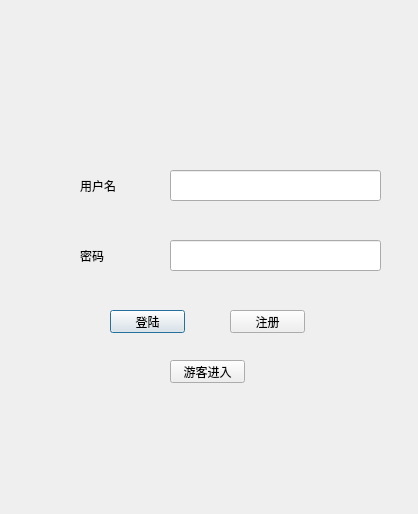
Before: the Qt Designer form login.ui in Dansheng/FlightSystem, drawn with Qt 5.
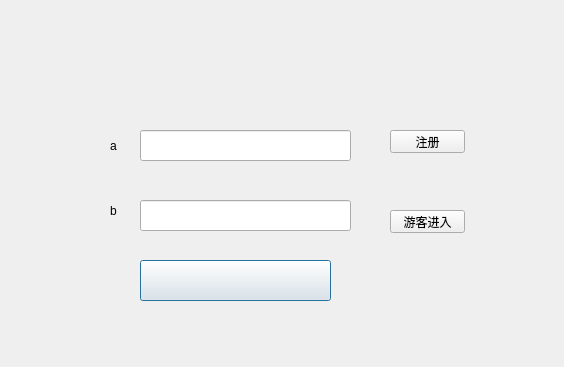
After: the same form once the commit is applied. Icons and pictures are not drawn.

Commit message: beauty login

```diff
--- a/login.ui
+++ b/login.ui
@@ -6,8 +6,8 @@
    <rect>
     <x>0</x>
     <y>0</y>
-    <width>418</width>
-    <height>514</height>
+    <width>564</width>
+    <height>367</height>
    </rect>
   </property>
   <property name="windowTitle">
@@ -16,67 +16,76 @@
   <widget class="QLineEdit" name="UserName_Edit">
    <property name="geometry">
     <rect>
-     <x>170</x>
-     <y>170</y>
+     <x>140</x>
+     <y>130</y>
      <width>211</width>
      <height>31</height>
     </rect>
    </property>
   </widget>
   <widget class="QLineEdit" name="PassWord_Edit">
+   <property name="enabled">
+    <bool>true</bool>
+   </property>
    <property name="geometry">
     <rect>
-     <x>170</x>
-     <y>240</y>
+     <x>140</x>
+     <y>200</y>
      <width>211</width>
      <height>31</height>
     </rect>
    </property>
+   <property name="styleSheet">
+    <string notr="true"/>
+   </property>
   </widget>
   <widget class="QLabel" name="UserName_Label">
    <property name="geometry">
     <rect>
-     <x>80</x>
-     <y>180</y>
-     <width>54</width>
-     <height>12</height>
+     <x>110</x>
+     <y>130</y>
+     <width>31</width>
+     <height>31</height>
     </rect>
    </property>
    <property name="text">
-    <string>用户名</string>
+    <string>a</string>
    </property>
   </widget>
   <widget class="QLabel" name="PassWord_Label">
    <property name="geometry">
     <rect>
-     <x>80</x>
-     <y>250</y>
-     <width>54</width>
-     <height>12</height>
+     <x>110</x>
+     <y>200</y>
+     <width>21</width>
+     <height>21</height>
     </rect>
    </property>
    <property name="text">
-    <string>密码</string>
+    <string>b</string>
    </property>
   </widget>
   <widget class="QPushButton" name="Login_Button">
    <property name="geometry">
     <rect>
-     <x>110</x>
-     <y>310</y>
-     <width>75</width>
-     <height>23</height>
+     <x>140</x>
+     <y>260</y>
+     <width>191</width>
+     <height>41</height>
     </rect>
    </property>
+   <property name="styleSheet">
+    <string notr="true">border-image: url(:/images/login_btn.png);</string>
+   </property>
    <property name="text">
-    <string>登陆</string>
+    <string/>
    </property>
   </widget>
   <widget class="QPushButton" name="Register_Button">
    <property name="geometry">
     <rect>
-     <x>230</x>
-     <y>310</y>
+     <x>390</x>
+     <y>130</y>
      <width>75</width>
      <height>23</height>
     </rect>
@@ -88,8 +97,8 @@
   <widget class="QPushButton" name="Visitor_Button">
    <property name="geometry">
     <rect>
-     <x>170</x>
-     <y>360</y>
+     <x>390</x>
+     <y>210</y>
      <width>75</width>
      <height>23</height>
     </rect>
```
The commit also changes 6 other files.
